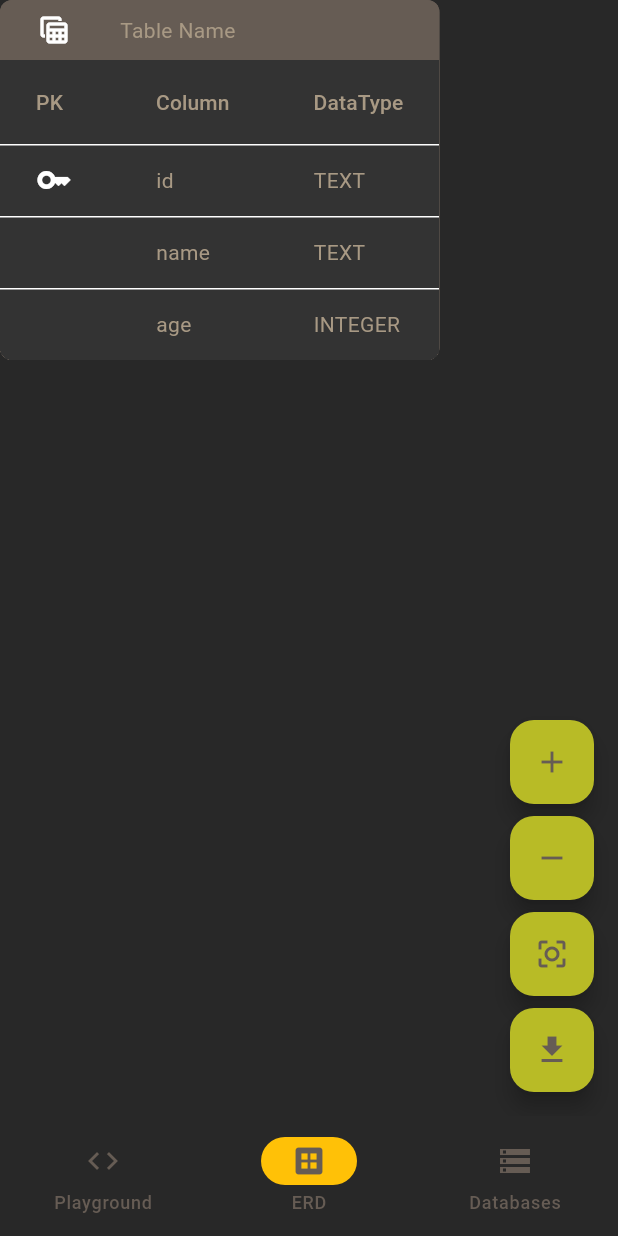
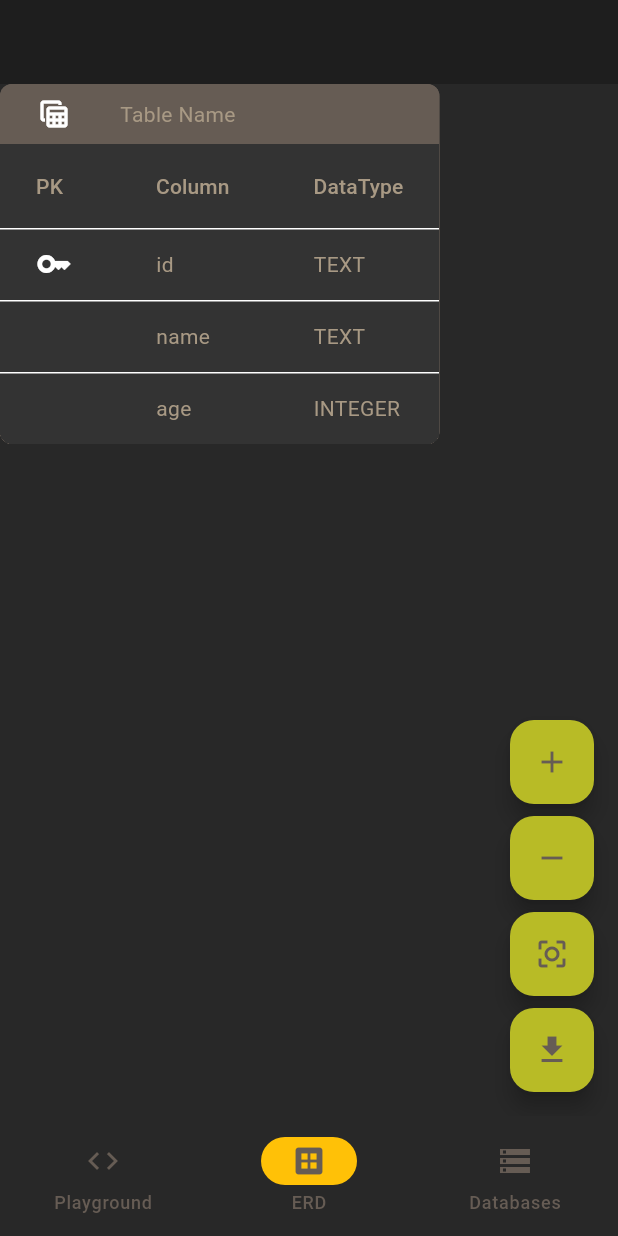
Before and after one commit to SeptAlfauzan/sqlite_playground, a Flutter app: the screen it shows after launch, item 2 of the bottom bar chosen, on a phone screen of 412 x 824 dp. Run offline on Flutter 3.47's test engine with Material 3 defaults, Android fonts, the phone set to English and light mode, and no system bars; our stand-ins replace file_picker, flutter_riverpod, fluttertoast, freezed_annotation, permission_handler, riverpod_annotation and 2 more; missing offline and left inert: dart:html, syntax_highlight; accounts and stored records are empty; generated files the repository leaves out were written again.

```diff
--- a/lib/common/presentation/widget/atoms/side_bar_navigation.dart
+++ b/lib/common/presentation/widget/atoms/side_bar_navigation.dart
@@ -1,6 +1,7 @@
 import 'package:flutter/material.dart';
 import 'package:flutter/widgets.dart';
 import 'package:sql_playground/common/domain/entities/nav_item.dart';
+import 'package:sql_playground/ui/colors.dart';
 
 class SideBarNavigation extends StatelessWidget {
   final List<NavItem> items;
@@ -16,6 +17,7 @@ class SideBarNavigation extends StatelessWidget {
   @override
   Widget build(BuildContext context) {
     return NavigationDrawer(
+      backgroundColor: AppColors.darkGrey,
       selectedIndex: activeIndex,
       onDestinationSelected: updateActiveIndex,
       children: [
--- a/lib/modules/app.dart
+++ b/lib/modules/app.dart
@@ -14,6 +14,7 @@ class App extends StatefulWidget {
 }
 
 class _AppState extends State<App> {
+  final GlobalKey<ScaffoldState> _scaffoldKey = GlobalKey<ScaffoldState>();
   int activeIndex = 0;
   void updateActiveIndex(int index) {
     setState(() {
@@ -46,6 +47,21 @@ class _AppState extends State<App> {
     ];
 
     return Scaffold(
+        key: _scaffoldKey,
+        appBar: AppBar(
+          // Only show drawer button when screen is NOT compact
+          leading: screenSize != ScreenWidthSize.COMPACT
+              ? IconButton(
+                  icon: const Icon(
+                    Icons.menu,
+                    color: Colors.white10,
+                  ),
+                  onPressed: () {
+                    _scaffoldKey.currentState?.openDrawer();
+                  },
+                )
+              : null,
+        ),
         drawer: screenSize != ScreenWidthSize.COMPACT
             ? SideBarNavigation(
                 items: items,
@@ -58,7 +74,17 @@ class _AppState extends State<App> {
                 activeIndex: activeIndex,
                 updateActiveIndex: updateActiveIndex)
             : null,
-      body: items[activeIndex].screen,
-    );
+        body: Row(
+          children: [
+            if (screenSize != ScreenWidthSize.COMPACT)
+              SideBarNavigation(
+                  items: items,
+                  activeIndex: activeIndex,
+                  updateActiveIndex: updateActiveIndex),
+            Expanded(
+              child: items[activeIndex].screen,
+            )
+          ],
+        ));
   }
 }
--- a/lib/modules/playground/presentation/playground_view.dart
+++ b/lib/modules/playground/presentation/playground_view.dart
@@ -19,7 +19,6 @@ class PlaygroundView extends ConsumerStatefulWidget {
 
 class _PlaygroundViewState extends ConsumerState<PlaygroundView> {
   String _query = '';
-
   @override
   Widget build(BuildContext context) {
     final screenHeightSize = WindowScreen().calculateScreenHeight(context);
--- a/lib/modules/playground/presentation/providers/playground.dart
+++ b/lib/modules/playground/presentation/providers/playground.dart
@@ -16,7 +16,6 @@ class PlaygroundEditor extends _$PlaygroundEditor {
 
       final SQLite sqlite = ref.read(sqLiteProvider);
       final result = await sqlite.executeRawQuery(sql);
-
       print(result);
       state = EditorDto.success(result: result.toString());
     } catch (e) {
--- a/lib/ui/colors.dart
+++ b/lib/ui/colors.dart
@@ -4,6 +4,7 @@ class AppColors {
   static const Color lime = Color(0xFFB8BB26);
   static const Color orange = Color(0xFFD7A42E);
   static const Color red = Color(0xFF9F3B2F);
+  static const Color pink = Color(0xFFCC4C8C);
   static const Color lightGrey = Color(0xFFA89984);
   static const Color grey = Color(0xFF665C54);
   static const Color greyVariant = Color(0xFF626262);
--- a/lib/ui/theme.dart
+++ b/lib/ui/theme.dart
@@ -30,7 +30,7 @@ ThemeData getDarkTheme() {
 
       // Error colors
       error: AppColors.black, // Material dark error color
-      onError: AppColors.red,
+      onError: AppColors.pink,
       errorContainer: AppColors.darkerGrey,
       onErrorContainer: AppColors.red,
     ),
```
Also changed, not shown: lib/helper/sqlite.dart (+53 -7 lines). Lines whose indentation alone changed are shown as unchanged.
